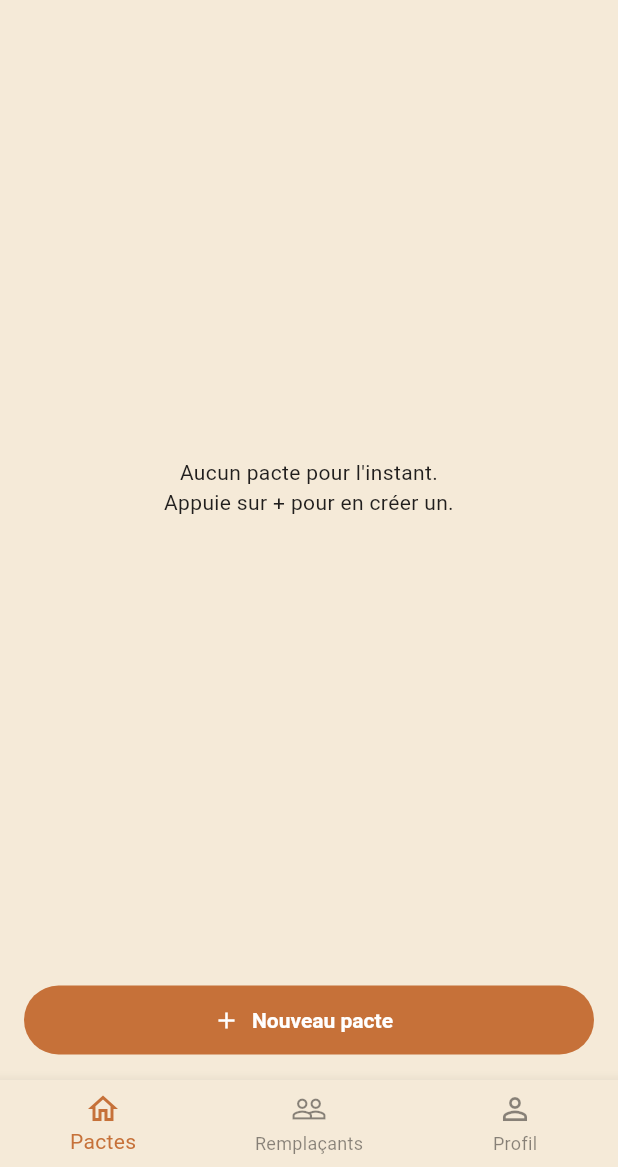
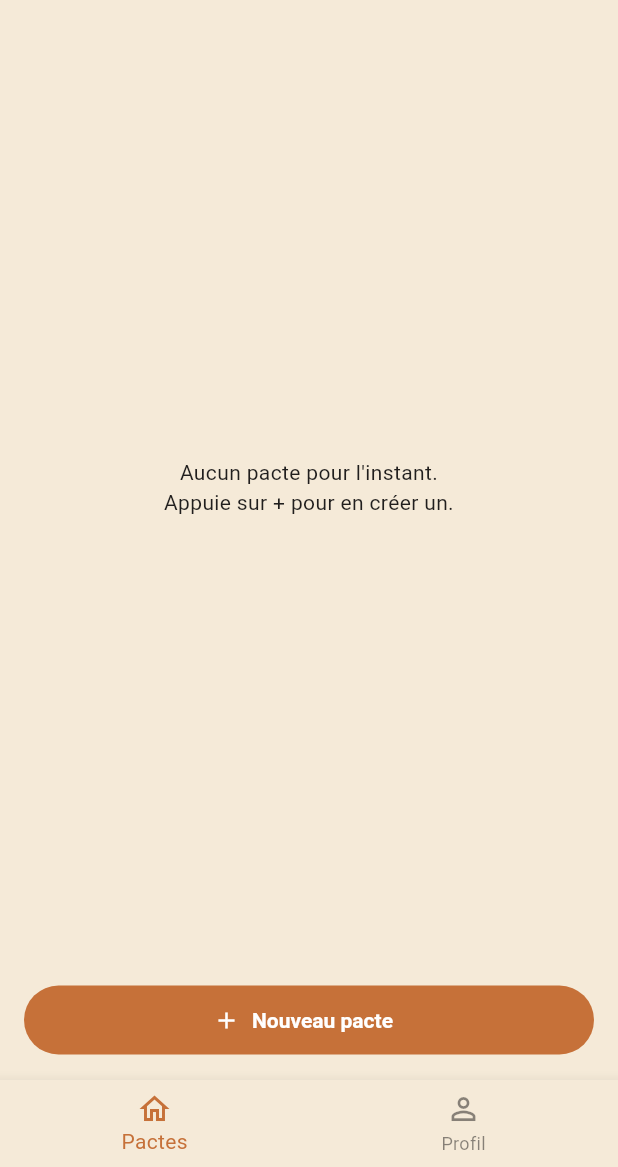
Before and after one commit to kevinarner/le_pacte, a Flutter app: the screen it shows after launch, after a tap on "Se connecter", on a phone screen of 412 x 824 dp, the part 69-1236 px from its top. Run offline on Flutter 3.47's test engine with Material 3 defaults, Android fonts, the phone set to English and light mode, and no system bars; our stand-ins replace image_picker; Roboto replaces fonts that are missing (Georgia).

Commit message:
Move remplaçants to be per-pact instead of a global profile list
Remove the global "Remplaçants" tab and its screen — remplaçants are
now scoped to each individual pact rather than shared across pacts.

On "Nouveau pacte", the initiator now enters their remplaçants
(minimum 2) directly below the recipient section, with a per-remplaçant
SMS invite. This list is never exposed to the recipient.

On the recipient side, "Accepter et déléguer à un remplaçant" now
opens a screen to enter their own remplaçants for that pact (minimum
2) before picking one to delegate to, replacing the old picker that
read from the removed global list.

Also remove the "Inviter par email" option from the recipient section
on "Nouveau pacte" (SMS only going forward).

Co-Authored-By: Claude Sonnet 5 <noreply@anthropic.com>
Claude-Session: https://claude.ai/code/session_016L6SUTJygDZPTq4He5HGk8

```diff
--- /dev/null
+++ b/lib/constants.dart
@@ -0,0 +1 @@
+const lienTelechargementApp = 'https://kevinarner.github.io/le_pacte/';
--- a/lib/models/remplacant.dart
+++ b/lib/models/remplacant.dart
@@ -1,7 +1,5 @@
-import 'dart:typed_data';
-
 class Remplacant {
   String nom;
-  Uint8List? photo;
-  Remplacant({required this.nom, this.photo});
+  String telephone;
+  Remplacant({required this.nom, this.telephone = ''});
 }
--- a/lib/models/utilisateur.dart
+++ b/lib/models/utilisateur.dart
@@ -1,13 +1,10 @@
 import 'dart:typed_data';
-
-import 'remplacant.dart';
 
 /// Identité simulée (une des deux perspectives de test : "Moi" / "Mon ami").
 /// À remplacer par le vrai compte utilisateur une fois le backend branché.
 class Utilisateur {
   String nom;
   Uint8List? photo;
-  final List<Remplacant> remplacants;
 
-  Utilisateur({required this.nom, this.photo, required this.remplacants});
+  Utilisateur({required this.nom, this.photo});
 }
--- a/lib/screens/profil/profil_screen.dart
+++ b/lib/screens/profil/profil_screen.dart
@@ -72,8 +72,6 @@ class _ProfilScreenState extends State<ProfilScreen> {
           Card(
             child: Column(
               children: [
-                _ligneStat('Remplaçants enregistrés', utilisateur.remplacants.length),
-                const Divider(height: 1),
                 _ligneStat('Pactes en cours', pactesEnCours),
               ],
             ),
--- a/lib/screens/remplacants/remplacants_screen.dart
+++ /dev/null
@@ -1,127 +0,0 @@
-import 'package:flutter/material.dart';
-
-import '../../models/remplacant.dart';
-import '../../services/app_store.dart';
-import '../../theme/app_theme.dart';
-import '../../widgets/photo_avatar.dart';
-
-const int _minimumRemplacants = 3;
-
-class RemplacantsScreen extends StatefulWidget {
-  final bool perspectiveMoi;
-  final VoidCallback onChanged;
-  const RemplacantsScreen({super.key, required this.perspectiveMoi, required this.onChanged});
-
-  @override
-  State<RemplacantsScreen> createState() => _RemplacantsScreenState();
-}
-
-class _RemplacantsScreenState extends State<RemplacantsScreen> {
-  final nouveauController = TextEditingController();
-
-  @override
-  Widget build(BuildContext context) {
-    final utilisateur = AppStore.utilisateurCourant(widget.perspectiveMoi);
-    final remplacants = utilisateur.remplacants;
-    final manquants = _minimumRemplacants - remplacants.length;
-
-    return Scaffold(
-      appBar: AppBar(title: const Text('Mes remplaçants')),
-      body: ListView(
-        padding: const EdgeInsets.all(16),
-        children: [
-          const Text(
-            "Les personnes de confiance qui peuvent te représenter le jour J, si tu ne peux "
-            "pas venir. Minimum 3, pour pouvoir créer ou recevoir un pacte.",
-            style: TextStyle(fontSize: 12.5, color: Colors.black54),
-          ),
-          if (manquants > 0) ...[
-            const SizedBox(height: 12),
-            Align(
-              alignment: Alignment.centerLeft,
-              child: Container(
-                padding: const EdgeInsets.symmetric(horizontal: 12, vertical: 6),
-                decoration: BoxDecoration(
-                  color: AppColors.terracottaClair,
-                  borderRadius: BorderRadius.circular(999),
-                ),
-                child: Text(
-                  'Encore $manquants pour débloquer les pactes',
-                  style: const TextStyle(fontSize: 12, color: AppColors.terracotta),
-                ),
-              ),
-            ),
-          ],
-          const SizedBox(height: 16),
-          Card(
-            child: Column(
-              children: [
-                for (int i = 0; i < remplacants.length; i++) ...[
-                  if (i > 0) const Divider(height: 1),
-                  _ligneRemplacant(remplacants[i]),
-                ],
-              ],
-            ),
-          ),
-          const SizedBox(height: 16),
-          Row(
-            children: [
-              Expanded(
-                child: TextField(
-                  controller: nouveauController,
-                  decoration: const InputDecoration(hintText: 'Nom du remplaçant'),
-                ),
-              ),
-              const SizedBox(width: 8),
-              IconButton.filled(
-                onPressed: _ajouter,
-                style: IconButton.styleFrom(backgroundColor: AppColors.terracotta),
-                icon: const Icon(Icons.add, color: Colors.white),
-              ),
-            ],
-          ),
-        ],
-      ),
-    );
-  }
-
-  Widget _ligneRemplacant(Remplacant remplacant) {
-    return Padding(
-      padding: const EdgeInsets.symmetric(horizontal: 12, vertical: 4),
-      child: Row(
-        children: [
-          PhotoAvatar(
-            photo: remplacant.photo,
-            nom: remplacant.nom,
-            taille: 32,
-            onPhotoChoisie: (octets) => setState(() {
-              remplacant.photo = octets;
-              widget.onChanged();
-            }),
-          ),
-          const SizedBox(width: 12),
-          Expanded(
-            child: Text(remplacant.nom, style: const TextStyle(fontWeight: FontWeight.w600)),
-          ),
-          IconButton(
-            onPressed: () => setState(() {
-              AppStore.utilisateurCourant(widget.perspectiveMoi).remplacants.remove(remplacant);
-              widget.onChanged();
-            }),
-            icon: const Icon(Icons.close, color: AppColors.terracotta),
-          ),
-        ],
-      ),
-    );
-  }
-
-  void _ajouter() {
-    final nom = nouveauController.text.trim();
-    if (nom.isEmpty) return;
-    setState(() {
-      AppStore.utilisateurCourant(widget.perspectiveMoi).remplacants.add(Remplacant(nom: nom));
-      nouveauController.clear();
-      widget.onChanged();
-    });
-  }
-}
--- a/lib/screens/root/root_shell.dart
+++ b/lib/screens/root/root_shell.dart
@@ -3,9 +3,8 @@ import 'package:flutter/material.dart';
 import '../../screens/login/login_screen.dart';
 import '../accueil/accueil_screen.dart';
 import '../profil/profil_screen.dart';
-import '../remplacants/remplacants_screen.dart';
 
-/// Coquille principale : nav basse (Pactes / Remplaçants / Profil).
+/// Coquille principale : nav basse (Pactes / Profil).
 /// Créer un pacte et Détail d'un pacte s'ouvrent par-dessus, sans nav basse.
 class RootShell extends StatefulWidget {
   const RootShell({super.key});
@@ -37,7 +36,6 @@ class _RootShellState extends State<RootShell> {
         onChangerPerspective: changerPerspective,
         onChanged: refresh,
       ),
-      RemplacantsScreen(perspectiveMoi: perspectiveMoi, onChanged: refresh),
       ProfilScreen(
         perspectiveMoi: perspectiveMoi,
         onChangerPerspective: changerPerspective,
@@ -53,7 +51,6 @@ class _RootShellState extends State<RootShell> {
         onTap: (i) => setState(() => index = i),
         items: const [
           BottomNavigationBarItem(icon: Icon(Icons.home_outlined), label: 'Pactes'),
-          BottomNavigationBarItem(icon: Icon(Icons.people_outline), label: 'Remplaçants'),
           BottomNavigationBarItem(icon: Icon(Icons.person_outline), label: 'Profil'),
         ],
       ),
--- a/lib/services/app_store.dart
+++ b/lib/services/app_store.dart
@@ -1,5 +1,4 @@
 import '../models/pacte.dart';
-import '../models/remplacant.dart';
 import '../models/utilisateur.dart';
 
 /// Stockage en mémoire (mock — à remplacer par un repository Firebase
@@ -9,22 +8,8 @@ class AppStore {
 
   // Deux identités simulées pour tester les deux côtés du pacte
   // sans avoir besoin de deux appareils.
-  static final Utilisateur moi = Utilisateur(
-    nom: 'Moi',
-    remplacants: [
-      Remplacant(nom: 'Camille'),
-      Remplacant(nom: 'Sacha'),
-      Remplacant(nom: 'Lou'),
-    ],
-  );
-  static final Utilisateur ami = Utilisateur(
-    nom: 'Mon ami',
-    remplacants: [
-      Remplacant(nom: 'Nino'),
-      Remplacant(nom: 'Alex'),
-      Remplacant(nom: 'Jules'),
-    ],
-  );
+  static final Utilisateur moi = Utilisateur(nom: 'Moi');
+  static final Utilisateur ami = Utilisateur(nom: 'Mon ami');
 
   static Utilisateur utilisateurCourant(bool perspectiveMoi) => perspectiveMoi ? moi : ami;
   static Utilisateur utilisateurAutre(bool perspectiveMoi) => perspectiveMoi ? ami : moi;
```
Also changed, not shown: lib/screens/creer_pacte/creer_pacte_screen.dart (+33 -43 lines), lib/screens/detail_pacte/bloc_reponse.dart (+4 -12 lines), lib/screens/detail_pacte/choisir_remplacant_screen.dart (added, +55 -0 lines), lib/widgets/remplacants_form.dart (added, +139 -0 lines).
